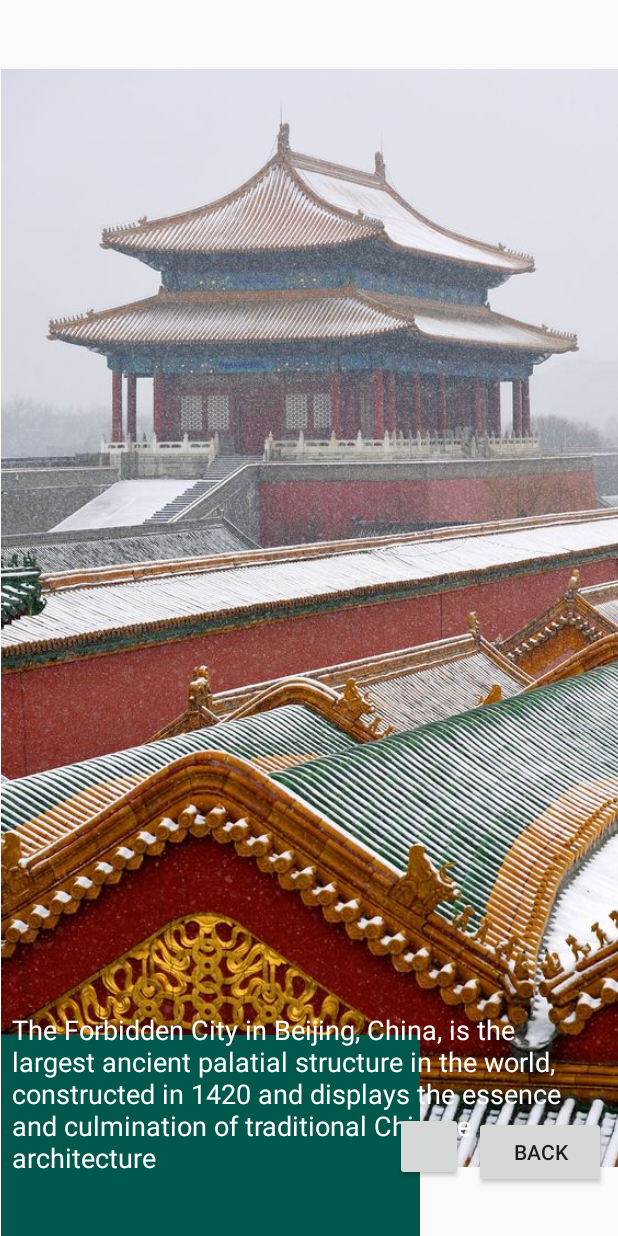
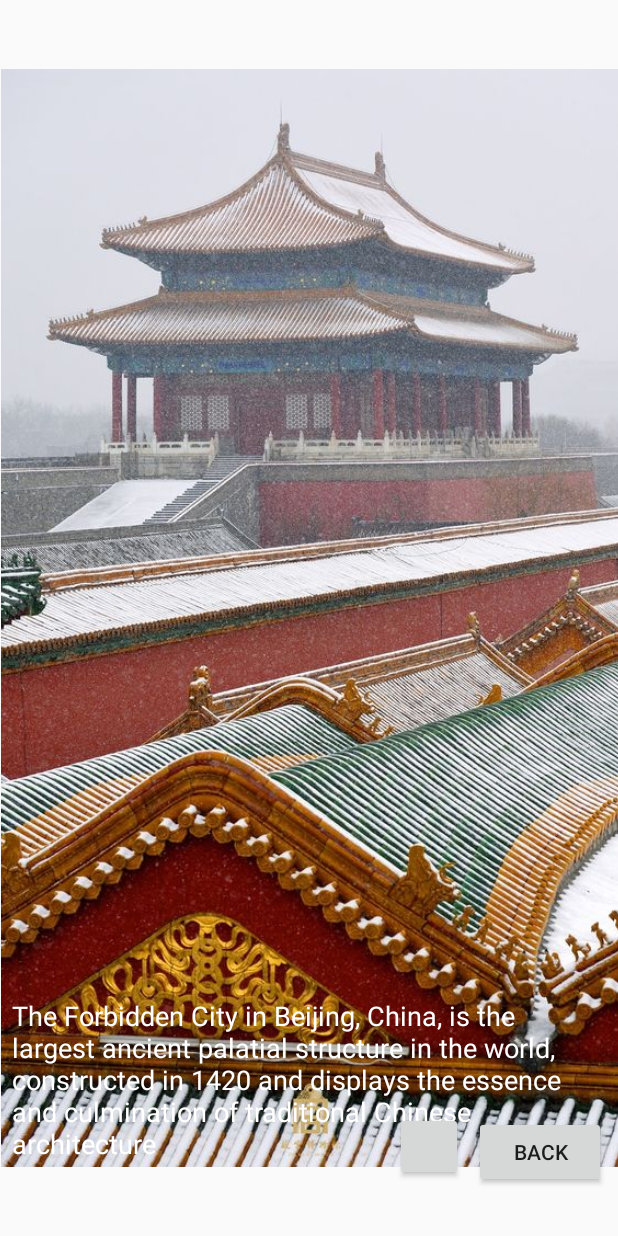
Before and after one commit to Ginger000/CS125fall2019TravelOverTheWorld_Xing_Lin, an Android app: the China_1 screen opened directly, with no data from a screen before it, on a phone screen of 412 x 824 dp. Run offline under Robolectric (Android 15) with nearby library versions, the phone set to English and light mode, and no system bars; libraries missing offline, so code that uses them is left out: com.like; plain views replace LikeButton; 1 statement that could not run was skipped.

```diff
--- a/app/src/main/res/layout/china.xml
+++ b/app/src/main/res/layout/china.xml
@@ -29,19 +29,6 @@
         app:layout_constraintTop_toTopOf="parent"
         app:srcCompat="@drawable/china_1" />
 
-    <ImageView
-        android:id="@+id/textbackdrop"
-        android:layout_width="279dp"
-        android:layout_height="134dp"
-        app:layout_constraintBottom_toBottomOf="parent"
-        app:layout_constraintEnd_toEndOf="parent"
-        app:layout_constraintHorizontal_bias="0.007"
-        app:layout_constraintStart_toStartOf="parent"
-        app:layout_constraintTop_toBottomOf="@+id/imageView"
-        app:layout_constraintVertical_bias="1.0"
-        app:srcCompat="?attr/actionModeSplitBackground"
-        android:contentDescription="TODO" />
-
     <TextView
         android:id="@+id/textView"
         android:layout_width="399dp"
@@ -62,7 +49,7 @@
         app:layout_constraintRight_toRightOf="@+id/imageView"
         app:layout_constraintStart_toStartOf="parent"
         app:layout_constraintTop_toTopOf="@+id/imageView"
-        app:layout_constraintVertical_bias="1.0" />
+        app:layout_constraintVertical_bias="0.912" />
 
     <com.like.LikeButton
         android:id="@+id/star_button"
```
